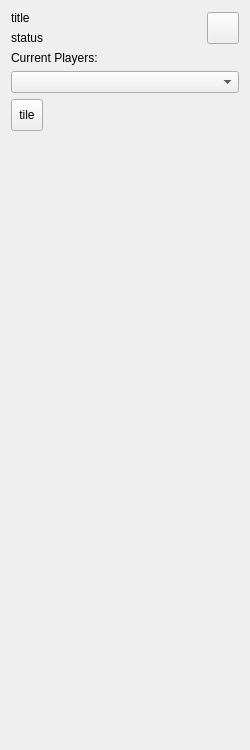
Qt form client/editor/map_editor.ui (longturn/freeciv21) before a commit.
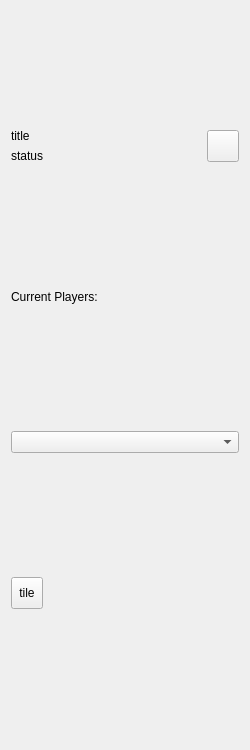
The same form after that commit.

Commit message: Change to map_editor.ui to "see" the ett widget - not done yet

Diff of the .ui file:
```diff
--- a/client/editor/map_editor.ui
+++ b/client/editor/map_editor.ui
@@ -150,22 +150,6 @@
      </property>
     </widget>
    </item>
-   <item row="5" column="0">
-    <spacer name="verticalSpacer">
-     <property name="orientation">
-      <enum>Qt::Vertical</enum>
-     </property>
-     <property name="sizeType">
-      <enum>QSizePolicy::MinimumExpanding</enum>
-     </property>
-     <property name="sizeHint" stdset="0">
-      <size>
-       <width>20</width>
-       <height>40</height>
-      </size>
-     </property>
-    </spacer>
-   </item>
   </layout>
  </widget>
  <resources/>
```
